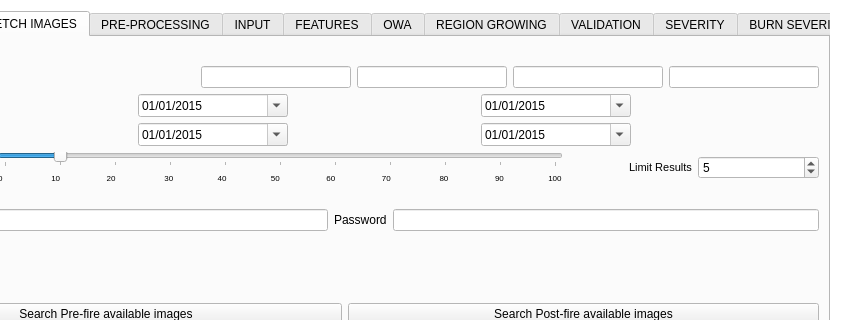
This is BAD_dialog_base.ui in silviamacchi/bad_COPIA as Qt 5 draws it before an edit; both pictures show x 152 to 993 and y 0 to 320 of the 993 by 824 pixel window. The edited form follows.
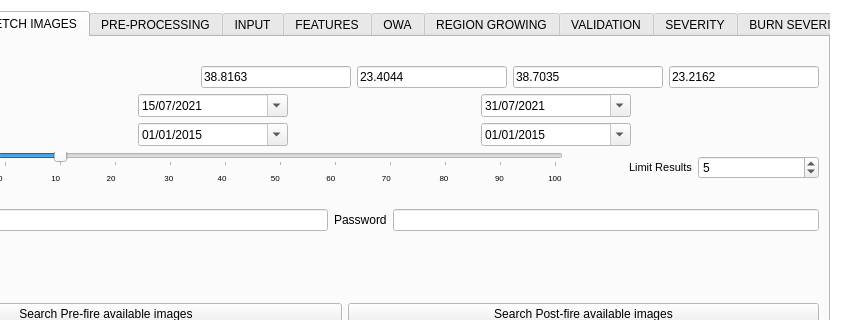
This is the edited form. The open tabs and pages were chosen to show the change. Custom widgets are drawn as their Qt base class.

Commit message: Added query to the Odata API

```diff
--- a/BAD_dialog_base.ui
+++ b/BAD_dialog_base.ui
@@ -325,6 +325,9 @@
              <height>16777215</height>
             </size>
            </property>
+           <property name="text">
+            <string>38.8163</string>
+           </property>
            <property name="placeholderText">
             <string>north</string>
            </property>
@@ -338,6 +341,9 @@
              <height>16777215</height>
             </size>
            </property>
+           <property name="text">
+            <string>23.4044</string>
+           </property>
            <property name="placeholderText">
             <string>east</string>
            </property>
@@ -351,6 +357,9 @@
              <height>16777215</height>
             </size>
            </property>
+           <property name="text">
+            <string>38.7035</string>
+           </property>
            <property name="placeholderText">
             <string>south</string>
            </property>
@@ -364,6 +373,9 @@
              <height>16777215</height>
             </size>
            </property>
+           <property name="text">
+            <string>23.2162</string>
+           </property>
            <property name="placeholderText">
             <string>west</string>
            </property>
@@ -405,9 +417,9 @@
            </property>
            <property name="date">
             <date>
-             <year>2015</year>
-             <month>1</month>
-             <day>1</day>
+             <year>2021</year>
+             <month>7</month>
+             <day>15</day>
             </date>
            </property>
           </widget>
@@ -431,9 +443,9 @@
              <hour>0</hour>
              <minute>0</minute>
              <second>0</second>
-             <year>2015</year>
-             <month>1</month>
-             <day>1</day>
+             <year>2021</year>
+             <month>07</month>
+             <day>31</day>
             </datetime>
            </property>
            <property name="displayFormat">
@@ -444,9 +456,9 @@
            </property>
            <property name="date">
             <date>
-             <year>2015</year>
-             <month>1</month>
-             <day>1</day>
+             <year>2021</year>
+             <month>07</month>
+             <day>31</day>
             </date>
            </property>
           </widget>
```
Left out of the diff: 14 changed lines with no effect on the pictures. The commit also changes 2 other files.
